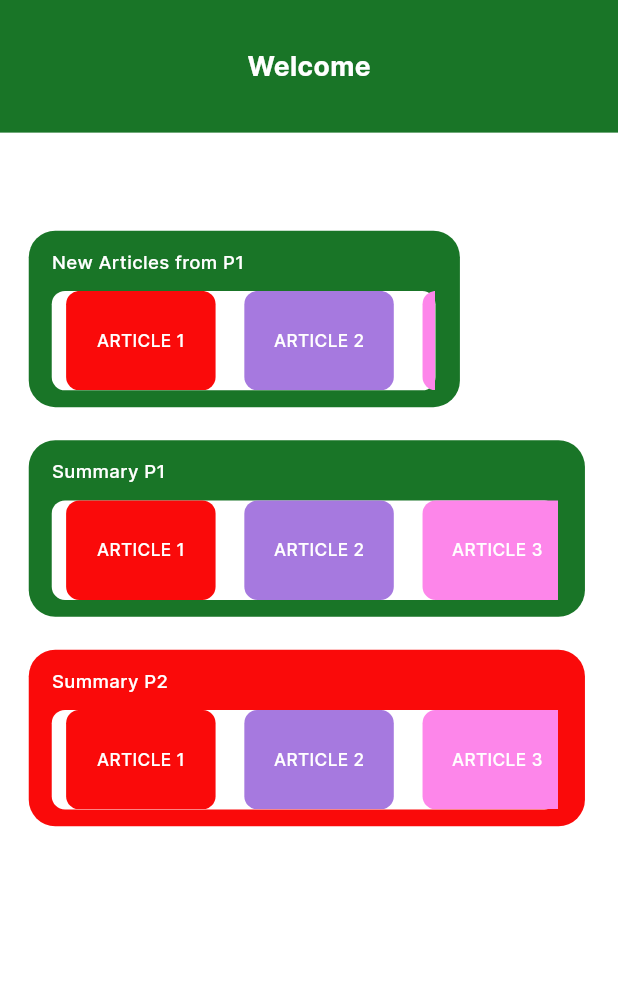
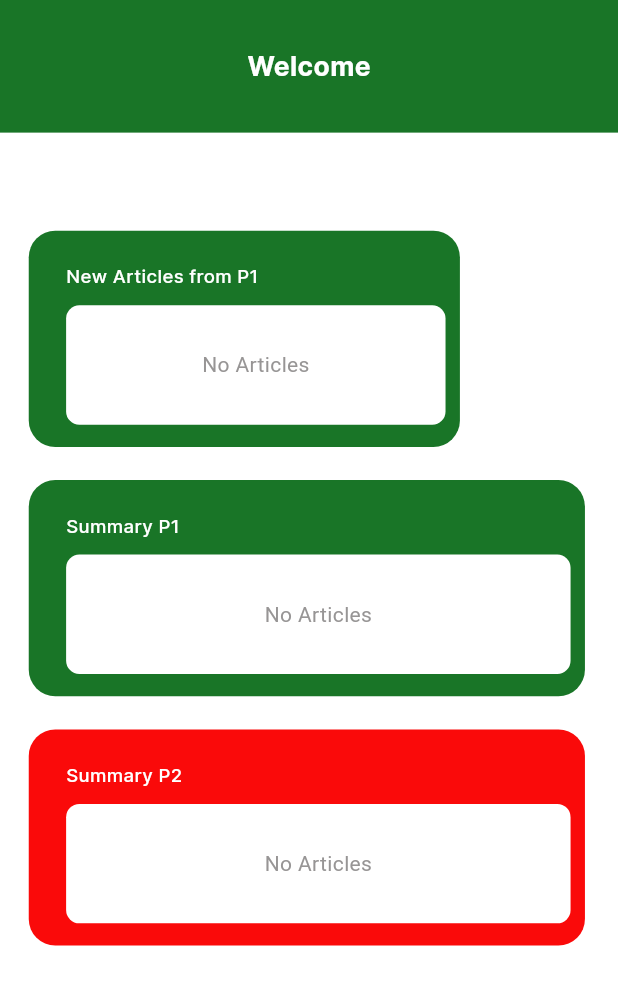
Before and after one commit to kesoth/Articles-App, a Flutter app: the HomeScreen screen opened by its route, on a phone screen of 412 x 824 dp. Shown: the top 985 px of the screen. Run offline on Flutter 3.47's test engine with Material 3 defaults, Android fonts, the phone set to English and light mode, and no system bars; our stand-ins replace bloc, cloud_firestore, equatable, file_picker, firebase_auth, firebase_core and 7 more; missing offline and left inert: flutter_pdfview; accounts and stored records are empty.

Commit message:
Home screen articles displayed

```diff
--- a/lib/cubit/articles/cubit.dart
+++ b/lib/cubit/articles/cubit.dart
@@ -32,6 +32,16 @@ class ArticleCubit extends Cubit<ArticleState> {
     }
   }
 
+  Future<void> getAllArticlesRegarlessType() async {
+    try {
+      emit(ArticleLoading());
+      List<Article> articles = await repository.getAllArticles();
+      emit(ArticleLoadSuccess(articles: articles));
+    } catch (e) {
+      emit(ArticleLoadFailure(message: e.toString()));
+    }
+  }
+
   Future<void> uploadArticle(Article article) async {
     try {
       await repository.uploadArticle(article);
--- a/lib/views/custom_widgets/listview_component.dart
+++ b/lib/views/custom_widgets/listview_component.dart
@@ -1,29 +1,51 @@
+import 'dart:math';
+import 'package:articles_app/models/article.dart';
 import 'package:articles_app/utils/app_colors.dart';
 import 'package:flutter/material.dart';
 import 'package:flutter_screenutil/flutter_screenutil.dart';
 
+import '../screens/p1/p1article_screen.dart';
+import '../screens/p2/p2article_screen.dart';
+
 class ListViewComponent extends StatefulWidget {
   final String text;
+  final List<Article> articles;
   final double containerWidth;
   final double container1Width;
   final Color maincontainercolor;
-  const ListViewComponent(
-      {super.key,
+
+  const ListViewComponent({
+    super.key,
     required this.text,
+    required this.articles,
     required this.containerWidth,
     required this.container1Width,
-      required this.maincontainercolor});
+    required this.maincontainercolor,
+  });
 
   @override
   State<ListViewComponent> createState() => _ListViewComponentState();
 }
 
 class _ListViewComponentState extends State<ListViewComponent> {
+  Color getRandomContainerColor() {
+    final List<Color> containerColors = [
+      kContainer1Color,
+      kContainer2Color,
+      kContainer3Color,
+      kContainer4Color,
+    ];
+    final Random random = Random();
+    final int randomIndex = random.nextInt(containerColors.length);
+    return containerColors[randomIndex];
+  }
+
   @override
   Widget build(BuildContext context) {
     return Container(
+      padding: EdgeInsets.all(10.w),
       width: widget.containerWidth,
-      height: 133.h,
+      height: 163.h,
       decoration: ShapeDecoration(
         color: widget.maincontainercolor,
         shape: RoundedRectangleBorder(
@@ -52,32 +74,60 @@ class _ListViewComponentState extends State<ListViewComponent> {
             ),
             Container(
               width: widget.container1Width,
-              height: 75.h,
+              height: 90.h,
               decoration: ShapeDecoration(
                 color: kBackgroundColor,
                 shape: RoundedRectangleBorder(
                   borderRadius: BorderRadius.circular(10.r),
                 ),
               ),
-              child: ListView(
+              child: widget.articles.isEmpty
+                  ? const Center(
+                      child: Text(
+                        "No Articles",
+                        style: TextStyle(
+                          color: kHintTextColor,
+                        ),
+                      ),
+                    )
+                  : ListView.builder(
                       scrollDirection: Axis.horizontal,
-                shrinkWrap: true,
-                children: <Widget>[
-                  SizedBox(
-                    width: 10.w,
+                      itemCount: widget.articles.length,
+                      itemBuilder: (BuildContext context, int index) {
+                        final Article article = widget.articles[index];
+                        return Padding(
+                          padding: EdgeInsets.symmetric(horizontal: 10.w),
+                          child: InkWell(
+                            onTap: () {
+                              article.type == 'p1'
+                                  ? Navigator.of(context).push(
+                                      MaterialPageRoute(
+                                        builder: (context) =>
+                                            P1ArticleScreen(article: article),
                                       ),
-                  Container(
+                                    )
+                                  : Navigator.of(context).push(
+                                      MaterialPageRoute(
+                                        builder: (context) =>
+                                            P2ArticleScreen(article: article),
+                                      ),
+                                    );
+                            },
+                            child: Container(
                               width: 104.w,
                               height: 30.h,
+                              margin: EdgeInsets.symmetric(vertical: 10.w),
                               decoration: ShapeDecoration(
-                      color: kContainer1Color,
+                                color: getRandomContainerColor(),
                                 shape: RoundedRectangleBorder(
                                   borderRadius: BorderRadius.circular(10.r),
                                 ),
                               ),
+                              child: Padding(
+                                padding: EdgeInsets.all(10.w),
                                 child: Center(
                                   child: Text(
-                        'ARTICLE 1',
+                                    article.title,
                                     style: TextStyle(
                                       color: kPrimaryTextColor,
                                       fontSize: 13.sp,
@@ -85,62 +135,16 @@ class _ListViewComponentState extends State<ListViewComponent> {
                                       fontWeight: FontWeight.w500,
                                       height: 0,
                                     ),
-                      ),
-                    ),
-                  ),
-                  SizedBox(
-                    width: 20.w,
-                  ),
-                  Container(
-                    width: 104.w,
-                    height: 30.h,
-                    decoration: ShapeDecoration(
-                      color: kContainer2Color,
-                      shape: RoundedRectangleBorder(
-                        borderRadius: BorderRadius.circular(10.r),
-                      ),
-                    ),
-                    child: Center(
-                      child: Text(
-                        'ARTICLE 2',
-                        style: TextStyle(
-                          color: kPrimaryTextColor,
-                          fontSize: 13.sp,
-                          fontFamily: 'Inter',
-                          fontWeight: FontWeight.w500,
-                          height: 0,
+                                    overflow: TextOverflow.ellipsis,
                                   ),
                                 ),
                               ),
                             ),
-                  SizedBox(
-                    width: 20.w,
                           ),
-                  Container(
-                    width: 104.w,
-                    height: 30.h,
-                    decoration: ShapeDecoration(
-                      color: kContainer3Color,
-                      shape: RoundedRectangleBorder(
-                        borderRadius: BorderRadius.circular(10.r),
+                        );
+                      },
                     ),
             ),
-                    child: Center(
-                      child: Text(
-                        'ARTICLE 3',
-                        style: TextStyle(
-                          color: kPrimaryTextColor,
-                          fontSize: 13.sp,
-                          fontFamily: 'Inter',
-                          fontWeight: FontWeight.w500,
-                          height: 0,
-                        ),
-                      ),
-                    ),
-                  ),
-                ],
-              ),
-            )
           ],
         ),
       ),
--- a/lib/views/screens/home/home_screen.dart
+++ b/lib/views/screens/home/home_screen.dart
@@ -2,16 +2,27 @@ import 'package:articles_app/utils/app_colors.dart';
 import 'package:articles_app/views/custom_widgets/custom_appbar.dart';
 import 'package:articles_app/views/custom_widgets/listview_component.dart';
 import 'package:flutter/material.dart';
+import 'package:flutter_bloc/flutter_bloc.dart';
 import 'package:flutter_screenutil/flutter_screenutil.dart';
 
+import '../../../cubit/articles/cubit.dart';
+import '../../../models/article.dart';
+
 class HomeScreen extends StatefulWidget {
-  const HomeScreen({super.key});
+  const HomeScreen({Key? key}) : super(key: key);
 
   @override
   State<HomeScreen> createState() => _HomeScreenState();
 }
 
 class _HomeScreenState extends State<HomeScreen> {
+  @override
+  void initState() {
+    // TODO: implement initState
+    super.initState();
+    getArticles();
+  }
+
   @override
   Widget build(BuildContext context) {
     return SafeArea(
@@ -25,6 +36,22 @@ class _HomeScreenState extends State<HomeScreen> {
                 text: 'Welcome',
                 showBackButton: false,
               ),
+              BlocBuilder<ArticleCubit, ArticleState>(
+                builder: (context, state) {
+                  if (state is ArticleLoadSuccess) {
+                    final articlesNew = state.articles
+                        .where((article) => article.type == 'p1')
+                        .take(3)
+                        .toList();
+                    final articlesP1 = state.articles
+                        .where((article) => article.type == 'p1')
+                        .toList();
+                    final articlesP2 = state.articles
+                        .where((article) => article.type == 'p2')
+                        .toList();
+                    return Column(
+                      crossAxisAlignment: CrossAxisAlignment.start,
+                      children: [
                         Padding(
                           padding: EdgeInsets.only(left: 20.w, top: 74.h),
                           child: ListViewComponent(
@@ -32,6 +59,7 @@ class _HomeScreenState extends State<HomeScreen> {
                             containerWidth: 300.w,
                             container1Width: 267.w,
                             maincontainercolor: kPrimaryMainColor,
+                            articles: articlesNew,
                           ),
                         ),
                         Padding(
@@ -41,6 +69,7 @@ class _HomeScreenState extends State<HomeScreen> {
                             containerWidth: 387.w,
                             container1Width: 352.w,
                             maincontainercolor: kPrimaryMainColor,
+                            articles: articlesP1,
                           ),
                         ),
                         Padding(
@@ -50,9 +79,35 @@ class _HomeScreenState extends State<HomeScreen> {
                             containerWidth: 387.w,
                             container1Width: 352.w,
                             maincontainercolor: kContainer1Color,
+                            articles: articlesP2,
                           ),
                         ),
-              ]))),
+                      ],
+                    );
+                  } else if (state is ArticleLoading) {
+                    return const Center(child: CircularProgressIndicator());
+                  } else if (state is ArticleLoadFailure) {
+                    return const Center(
+                      child: Text('Failed to load articles'),
+                    );
+                  } else {
+                    return Container();
+                  }
+                },
+              ),
+            ],
+          ),
+        ),
+      ),
     );
   }
+
+  Future<void> getArticles() async {
+    ArticleCubit cubit = BlocProvider.of<ArticleCubit>(context);
+    try {
+      await cubit.getAllArticlesRegarlessType();
+    } catch (e) {
+      print("Error getting article$e");
     }
+  }
+}
```
Lines whose indentation alone changed are shown as unchanged.
